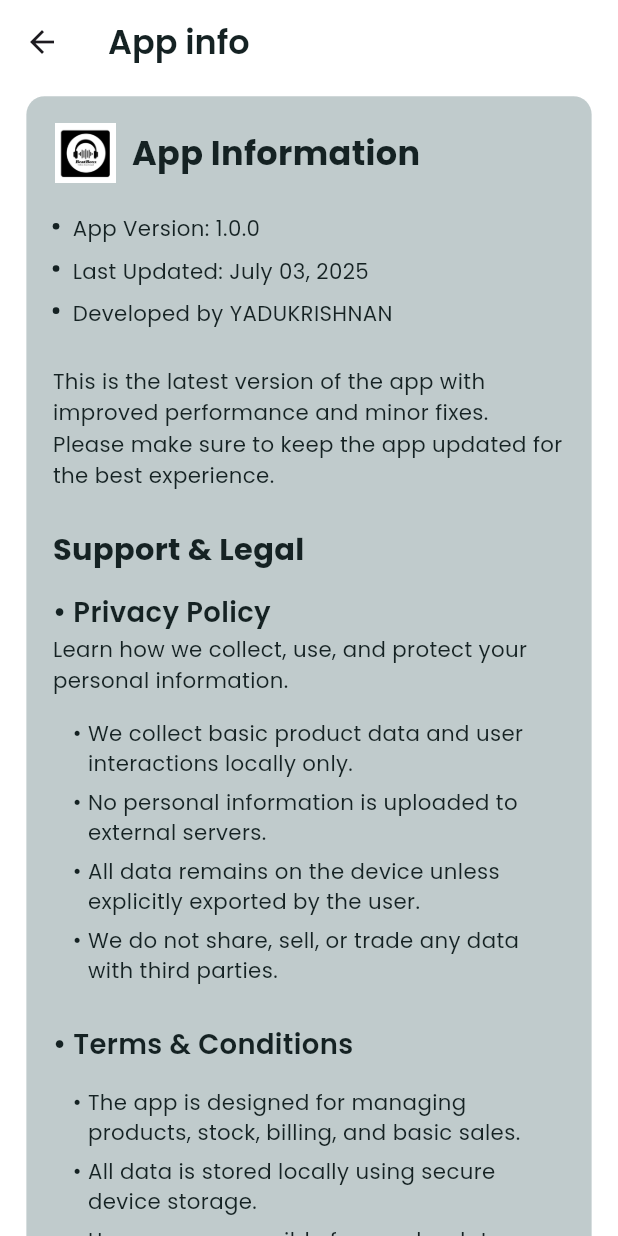
After one commit to yadukrishnan369/beatbox, a Flutter app: the AppInfoScreen screen opened by its route, on a phone screen of 412 x 824 dp. The commit adds this screen. Run offline on Flutter 3.47's test engine with Material 3 defaults, Android fonts, the light colour scheme and no system bars; our stand-ins replace flutter_screenutil, google_fonts, hive, hive_flutter, image_picker, local_auth and 2 more; accounts and stored records are empty.

Commit message:
added app info screen

```diff
--- /dev/null
+++ b/lib/features/app_settings_info_management/ui/app_info_screen.dart
@@ -0,0 +1,196 @@
+import 'package:beatbox/constants/app_images.dart';
+import 'package:beatbox/core/app_colors.dart';
+import 'package:flutter/material.dart';
+import 'package:flutter_screenutil/flutter_screenutil.dart';
+
+class AppInfoScreen extends StatelessWidget {
+  AppInfoScreen({super.key});
+
+  final String version = '1.0.0';
+  final String lastUpdated = 'July 03, 2025';
+  final String developer = 'YADUKRISHNAN';
+
+  @override
+  Widget build(BuildContext context) {
+    return Scaffold(
+      backgroundColor: AppColors.white,
+      appBar: AppBar(
+        backgroundColor: AppColors.white,
+        elevation: 0,
+        title: Text(
+          'App info',
+          style: TextStyle(
+            fontSize: 22.sp,
+            fontWeight: FontWeight.w600,
+            color: AppColors.textPrimary,
+          ),
+        ),
+      ),
+      body: SingleChildScrollView(
+        physics: const BouncingScrollPhysics(),
+        padding: EdgeInsets.symmetric(horizontal: 16.w, vertical: 8.h),
+        child: Container(
+          padding: EdgeInsets.all(16.w),
+          decoration: BoxDecoration(
+            color: AppColors.contColor,
+            borderRadius: BorderRadius.circular(12.r),
+          ),
+          child: Column(
+            crossAxisAlignment: CrossAxisAlignment.start,
+            children: [
+              // App Info logo & Header
+              Row(
+                children: [
+                  Image.asset(AppImages.logo, width: 40.w, height: 40.h),
+                  SizedBox(width: 8.w),
+                  Text(
+                    'App Information',
+                    style: TextStyle(
+                      fontSize: 22.sp,
+                      fontWeight: FontWeight.w700,
+                      color: AppColors.textPrimary,
+                    ),
+                  ),
+                ],
+              ),
+              SizedBox(height: 20.h),
+
+              // Version Details
+              ...[
+                'App Version: $version',
+                'Last Updated: $lastUpdated',
+                'Developed by $developer',
+              ].map(_buildBulletText),
+
+              SizedBox(height: 16.h),
+              _buildParagraph(
+                'This is the latest version of the app with improved performance and minor fixes. Please make sure to keep the app updated for the best experience.',
+              ),
+              SizedBox(height: 24.h),
+
+              // Legal Section
+              _buildSectionTitle('Support & Legal'),
+              SizedBox(height: 15.h),
+              _buildSubTitle('• Privacy Policy'),
+              _buildParagraph(
+                'Learn how we collect, use, and protect your personal information.',
+              ),
+              SizedBox(height: 15.h),
+              ..._privacyPolicyPoints.map(_buildSmallBullet),
+
+              SizedBox(height: 20.h),
+              _buildSubTitle('• Terms & Conditions'),
+              SizedBox(height: 15.h),
+              ..._termsConditionsPoints.map(_buildSmallBullet),
+            ],
+          ),
+        ),
+      ),
+    );
+  }
+
+  // Common Widgets
+  Widget _buildBulletText(String text) {
+    return Padding(
+      padding: EdgeInsets.only(bottom: 8.h),
+      child: Row(
+        crossAxisAlignment: CrossAxisAlignment.start,
+        children: [
+          Container(
+            margin: EdgeInsets.only(top: 6.h, right: 8.w),
+            width: 4.w,
+            height: 4.w,
+            decoration: const BoxDecoration(
+              color: AppColors.textPrimary,
+              shape: BoxShape.circle,
+            ),
+          ),
+          Expanded(
+            child: Text(
+              text,
+              style: TextStyle(
+                fontSize: 14.sp,
+                color: AppColors.textPrimary,
+                height: 1.4,
+              ),
+            ),
+          ),
+        ],
+      ),
+    );
+  }
+
+  Widget _buildParagraph(String text) {
+    return Text(
+      text,
+      style: TextStyle(
+        fontSize: 14.sp,
+        color: AppColors.textPrimary,
+        height: 1.5,
+      ),
+    );
+  }
+
+  Widget _buildSectionTitle(String title) {
+    return Text(
+      title,
+      style: TextStyle(
+        fontSize: 20.sp,
+        fontWeight: FontWeight.w700,
+        color: AppColors.textPrimary,
+      ),
+    );
+  }
+
+  Widget _buildSubTitle(String title) {
+    return Text(
+      title,
+      style: TextStyle(
+        fontSize: 18.sp,
+        fontWeight: FontWeight.w600,
+        color: AppColors.textPrimary,
+      ),
+    );
+  }
+
+  Widget _buildSmallBullet(String text) {
+    return Padding(
+      padding: EdgeInsets.only(bottom: 6.h, left: 12.w),
+      child: Row(
+        crossAxisAlignment: CrossAxisAlignment.start,
+        children: [
+          Text(
+            '• ',
+            style: TextStyle(fontSize: 14.sp, color: AppColors.textPrimary),
+          ),
+          Expanded(
+            child: Text(
+              text,
+              style: TextStyle(
+                fontSize: 14.sp,
+                color: AppColors.textPrimary,
+                height: 1.4,
+              ),
+            ),
+          ),
+        ],
+      ),
+    );
+  }
+
+  // Data Lists
+  final List<String> _privacyPolicyPoints = [
+    'We collect basic product data and user interactions locally only.',
+    'No personal information is uploaded to external servers.',
+    'All data remains on the device unless explicitly exported by the user.',
+    'We do not share, sell, or trade any data with third parties.',
+  ];
+
+  final List<String> _termsConditionsPoints = [
+    'The app is designed for managing products, stock, billing, and basic sales.',
+    'All data is stored locally using secure device storage.',
+    'Users are responsible for regular data backup using the export feature.',
+    'The app does not guarantee cloud backups or sync features.',
+    'Any misuse of the app or data is the sole responsibility of the user.',
+  ];
+}
--- a/lib/features/home/widgets/custom_drawer_widget.dart
+++ b/lib/features/home/widgets/custom_drawer_widget.dart
@@ -90,7 +90,9 @@ class CustomDrawer extends StatelessWidget {
                       context,
                       icon: Icons.info_outline,
                       title: 'App info',
-                      onTap: () {},
+                      onTap: () {
+                        Navigator.pushNamed(context, AppRoutes.appInfo);
+                      },
                     ),
                   ],
                 ),
--- a/lib/main.dart
+++ b/lib/main.dart
@@ -1,4 +1,5 @@
 import 'dart:io';
+import 'package:beatbox/features/app_settings_info_management/ui/app_info_screen.dart';
 import 'package:beatbox/features/app_settings_info_management/ui/faq_screen.dart';
 import 'package:beatbox/features/app_settings_info_management/ui/user_manual_screen.dart';
 import 'package:beatbox/features/auth/biometric_screen.dart';
@@ -171,6 +172,7 @@ class _MyAppState extends State<MyApp> {
             AppRoutes.billDetails: (context) => BillDetailsScreen(),
             AppRoutes.userManual: (context) => UserManualScreen(),
             AppRoutes.faq: (context) => FAQScreen(),
+            AppRoutes.appInfo:(context)=>AppInfoScreen(),
           },
           // set fixed text size of user device settings
           builder: (context, child) {
--- a/lib/routes/app_routes.dart
+++ b/lib/routes/app_routes.dart
@@ -1,3 +1,4 @@
+import 'package:beatbox/features/app_settings_info_management/ui/app_info_screen.dart';
 import 'package:beatbox/features/app_settings_info_management/ui/faq_screen.dart';
 import 'package:beatbox/features/app_settings_info_management/ui/user_manual_screen.dart';
 import 'package:beatbox/features/bill_management/ui/bill_details_screen.dart';
@@ -48,6 +49,7 @@ class AppRoutes {
   static const String billDetails = '/billDetails';
   static const String userManual = '/userManual';
   static const String faq = '/faq';
+  static const String appInfo = '/appInfo';
 
   /// set each routes, its screen widget
   static Map<String, WidgetBuilder> get routes => {
@@ -74,6 +76,7 @@ class AppRoutes {
     billDetails: (context) => BillDetailsScreen(),
     userManual: (context) => UserManualScreen(),
     faq: (context) => FAQScreen(),
+    appInfo: (context) => AppInfoScreen(),
   };
 
   //tracking navigation and Pause/resume the app
```
